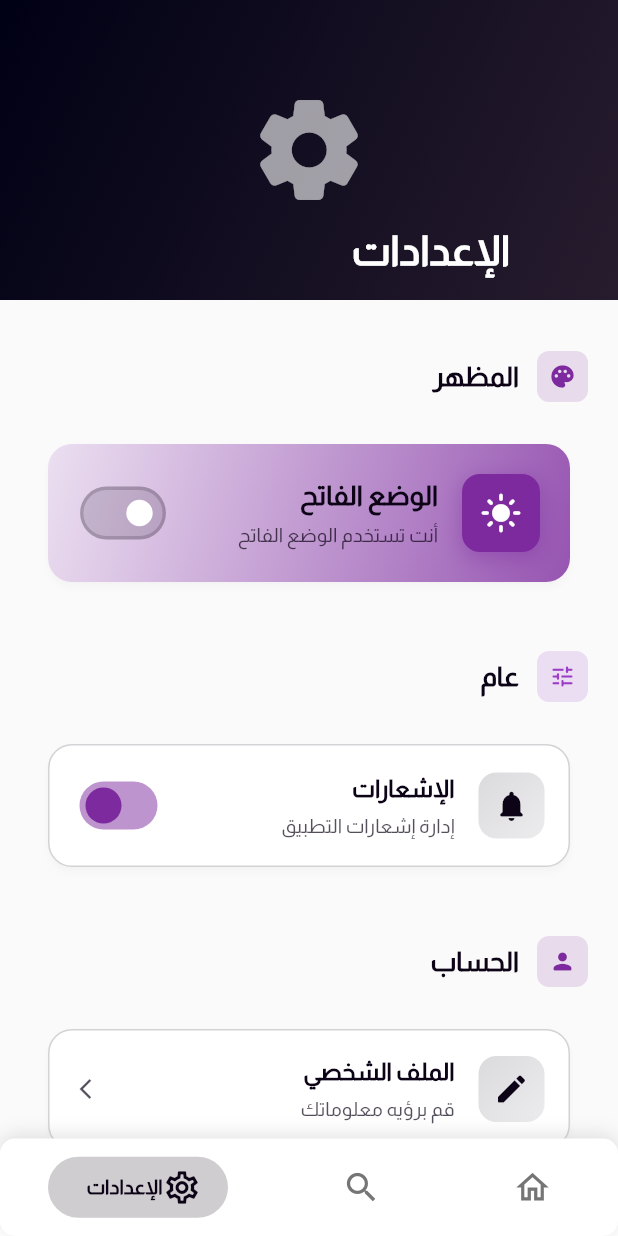
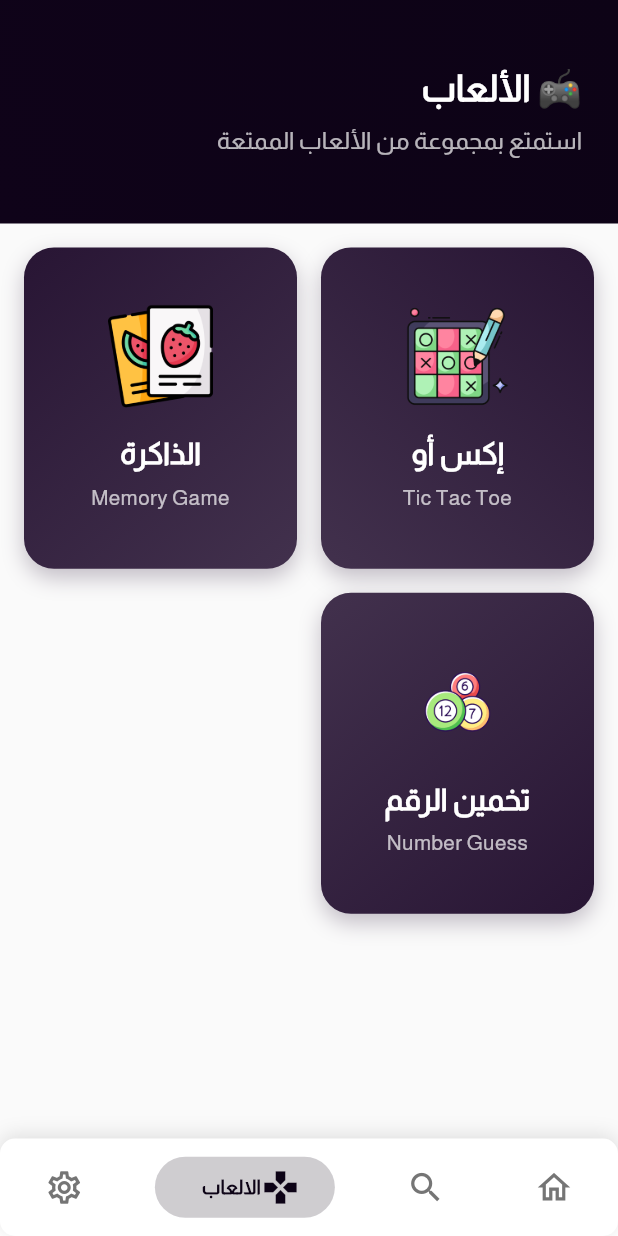
Before and after one commit to Youssef-Salem6/el-etehad, a Flutter app: the screen it shows after launch, item 3 of the bottom bar chosen, on a phone screen of 412 x 824 dp. Run offline on Flutter 3.47's test engine with Material 3 defaults, Android fonts, the phone set to English and light mode, and no system bars; drawn by our look-alikes of persistent_bottom_nav_bar; our stand-ins replace bloc, flutter_bloc, gap, shared_preferences; network calls fail.

Commit message:
add game page

```diff
--- a/lib/core/view/nav_view.dart
+++ b/lib/core/view/nav_view.dart
@@ -1,4 +1,5 @@
 // import 'package:el_etehad/fetures/following/view/following_view.dart';
+import 'package:el_etehad/fetures/games/view/games_view.dart';
 import 'package:el_etehad/fetures/home/view/home_view.dart';
 import 'package:el_etehad/fetures/search/view/search_view.dart';
 import 'package:el_etehad/fetures/settings/view/settings_view.dart';
@@ -67,7 +68,7 @@ class _NavViewState extends State<NavView> with TickerProviderStateMixin {
     return [
       const HomeView(),
       const SearchView(),
-      // const FollowingView(),
+      const GamesView(),
       const SettingsView(),
     ];
   }
@@ -95,6 +96,15 @@ class _NavViewState extends State<NavView> with TickerProviderStateMixin {
         inactiveColor: inactiveColor,
         textColor: textColor,
         index: 1,
+      ),
+
+      _buildNavBarItem(
+        icon: Icons.gamepad,
+        title: "الالعاب",
+        activeColor: activeColor,
+        inactiveColor: inactiveColor,
+        textColor: textColor,
+        index: 3,
       ),
 
       _buildNavBarItem(
--- /dev/null
+++ b/lib/fetures/games/view/games_view.dart
@@ -0,0 +1,134 @@
+import 'package:el_etehad/fetures/games/view/games/tic_tac_toe_game.dart';
+import 'package:el_etehad/fetures/games/view/widgets/game_card.dart';
+import 'package:flutter/material.dart';
+
+class GamesView extends StatefulWidget {
+  const GamesView({super.key});
+
+  @override
+  State<GamesView> createState() => _GamesViewState();
+}
+
+class _GamesViewState extends State<GamesView> {
+  @override
+  Widget build(BuildContext context) {
+    final theme = Theme.of(context);
+    final isDark = theme.brightness == Brightness.dark;
+
+    return Scaffold(
+      body: CustomScrollView(
+        slivers: [
+          // Header Section
+          SliverToBoxAdapter(
+            child: Container(
+              padding: const EdgeInsets.all(24),
+              decoration: BoxDecoration(
+                gradient: LinearGradient(
+                  begin: Alignment.topRight,
+                  end: Alignment.bottomLeft,
+                  colors:
+                      isDark
+                          ? [const Color(0xFF271C2E), const Color(0xFF000014)]
+                          : [const Color(0xFF0d0316), const Color(0xFF0f0319)],
+                ),
+              ),
+              child: Column(
+                crossAxisAlignment: CrossAxisAlignment.start,
+                children: [
+                  const SizedBox(height: 20),
+                  Text(
+                    '🎮 الألعاب',
+                    style: theme.textTheme.displaySmall?.copyWith(
+                      color: Colors.white,
+                      fontWeight: FontWeight.bold,
+                    ),
+                  ),
+                  const SizedBox(height: 8),
+                  Text(
+                    'استمتع بمجموعة من الألعاب الممتعة',
+                    style: theme.textTheme.bodyLarge?.copyWith(
+                      color: Colors.white70,
+                    ),
+                  ),
+                  const SizedBox(height: 20),
+                ],
+              ),
+            ),
+          ),
+
+          // Games Grid
+          SliverPadding(
+            padding: const EdgeInsets.all(16),
+            sliver: SliverGrid(
+              gridDelegate: const SliverGridDelegateWithFixedCrossAxisCount(
+                crossAxisCount: 2,
+                childAspectRatio: 0.85,
+                crossAxisSpacing: 16,
+                mainAxisSpacing: 16,
+              ),
+              delegate: SliverChildListDelegate([
+                GameCard(
+                  title: 'إكس أو',
+                  subtitle: 'Tic Tac Toe',
+                  icon: "assets/images/icons/strategic-plan.png",
+                  gradient: const LinearGradient(
+                    begin: Alignment.bottomLeft,
+                    end: Alignment.topRight,
+                    colors: [
+                      Color.fromARGB(255, 66, 49, 77),
+                      Color.fromARGB(255, 40, 21, 52),
+                    ],
+                  ),
+                  gameView: TicTacToeGame(),
+                ),
+                GameCard(
+                  title: 'الذاكرة',
+                  subtitle: 'Memory Game',
+                  icon: "assets/images/icons/card-games.png",
+                  gradient: const LinearGradient(
+                    begin: Alignment.bottomRight,
+                    end: Alignment.topLeft,
+                    colors: [
+                      Color.fromARGB(255, 66, 49, 77),
+                      Color.fromARGB(255, 40, 21, 52),
+                    ],
+                  ),
+                  gameView: TicTacToeGame(),
+                ),
+                GameCard(
+                  title: 'تخمين الرقم',
+                  subtitle: 'Number Guess',
+                  icon: "assets/images/icons/gambling-chips.png",
+                  gradient: const LinearGradient(
+                    begin: Alignment.topLeft,
+                    end: Alignment.bottomRight,
+                    colors: [
+                      Color.fromARGB(255, 66, 49, 77),
+                      Color.fromARGB(255, 40, 21, 52),
+                    ],
+                  ),
+                  gameView: TicTacToeGame(),
+                  // onTap: () => _showComingSoon(context, 'تخمين الرقم'),
+                ),
+                // _GameCard(
+                //   title: 'لعبة السرعة',
+                //   subtitle: 'Speed Game',
+                //   icon: Icons.speed,
+                //   gradient: const LinearGradient(
+                //     begin: Alignment.topRight,
+                //     end: Alignment.bottomLeft,
+                //     colors: [
+                //       Color.fromARGB(255, 66, 49, 77),
+                //       Color.fromARGB(255, 40, 21, 52),
+                //     ],
+                //   ),
+                //   onTap: () => _showComingSoon(context, 'لعبة السرعة'),
+                // ),
+              ]),
+            ),
+          ),
+        ],
+      ),
+    );
+  }
+}
--- /dev/null
+++ b/lib/fetures/games/view/widgets/game_card.dart
@@ -0,0 +1,68 @@
+import 'package:flutter/material.dart';
+
+class GameCard extends StatelessWidget {
+  final String title;
+  final String subtitle;
+  final String icon;
+  final Gradient gradient;
+  // final VoidCallback onTap;
+  final Widget gameView;
+  const GameCard({
+    super.key,
+    required this.title,
+    required this.subtitle,
+    required this.icon,
+    required this.gradient,
+    // required this.onTap,
+    required this.gameView,
+  });
+
+  @override
+  Widget build(BuildContext context) {
+    return Material(
+      color: Colors.transparent,
+      child: InkWell(
+        onTap: () {
+          Navigator.of(
+            context,
+            rootNavigator: false,
+          ).push(MaterialPageRoute(builder: (context) => gameView));
+        },
+        borderRadius: BorderRadius.circular(20),
+        child: Container(
+          decoration: BoxDecoration(
+            gradient: gradient,
+            borderRadius: BorderRadius.circular(20),
+            boxShadow: [
+              BoxShadow(
+                color: gradient.colors.first.withOpacity(0.3),
+                blurRadius: 12,
+                offset: const Offset(0, 6),
+              ),
+            ],
+          ),
+          child: Column(
+            mainAxisAlignment: MainAxisAlignment.center,
+            children: [
+              Image(image: AssetImage(icon), width: 70),
+              const SizedBox(height: 16),
+              Text(
+                title,
+                style: const TextStyle(
+                  color: Colors.white,
+                  fontSize: 20,
+                  fontWeight: FontWeight.bold,
+                ),
+              ),
+              const SizedBox(height: 4),
+              Text(
+                subtitle,
+                style: const TextStyle(color: Colors.white70, fontSize: 14),
+              ),
+            ],
+          ),
+        ),
+      ),
+    );
+  }
+}
```
Also changed, not shown: lib/fetures/games/view/games/tic_tac_toe_game.dart (added, +286 -0 lines), assets/images/icons/card-games.png (added), assets/images/icons/gambling-chips.png (added), assets/images/icons/strategic-plan.png (added), assets/images/icons/xo.png (added).
